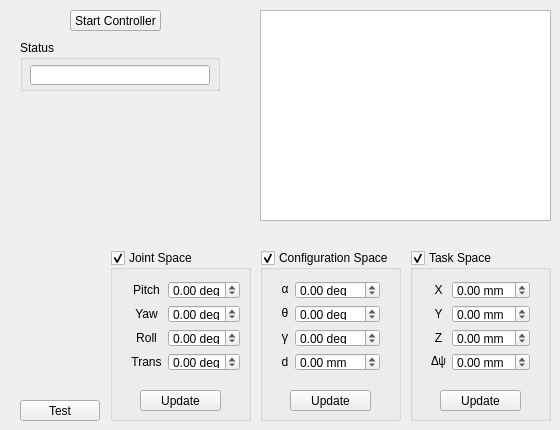
Above: ControllerWidget/controllerwidget.ui from adegirmenci/HBL-ICEbot before the change. Below: the same form after it.
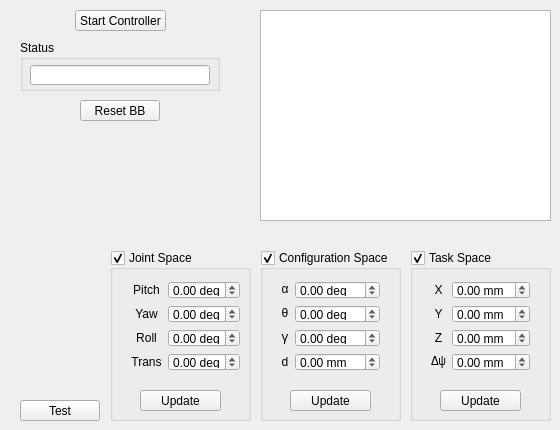
That is the form after the change.

The edit to the form file:
```diff
--- a/ControllerWidget/controllerwidget.ui
+++ b/ControllerWidget/controllerwidget.ui
@@ -767,7 +767,7 @@
   <widget class="QPushButton" name="controllerToggleButton">
    <property name="geometry">
     <rect>
-     <x>70</x>
+     <x>75</x>
      <y>10</y>
      <width>91</width>
      <height>21</height>
@@ -777,6 +777,19 @@
     <string>Start Controller</string>
    </property>
   </widget>
+  <widget class="QPushButton" name="resetBB_Button">
+   <property name="geometry">
+    <rect>
+     <x>80</x>
+     <y>100</y>
+     <width>80</width>
+     <height>21</height>
+    </rect>
+   </property>
+   <property name="text">
+    <string>Reset BB</string>
+   </property>
+  </widget>
  </widget>
  <layoutdefault spacing="6" margin="11"/>
  <tabstops>
```
